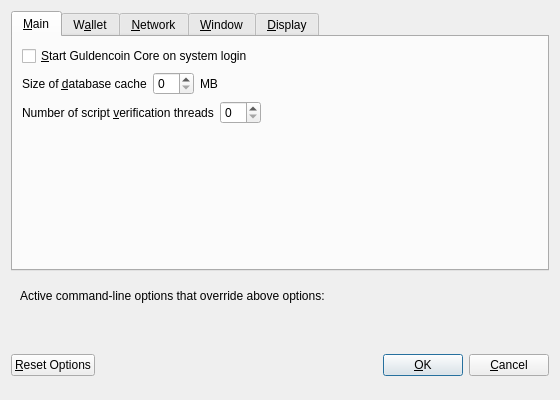
This is src/qt/forms/optionsdialog.ui in muntorg/munt-official as Qt 5 draws it before an edit. The edited form follows.
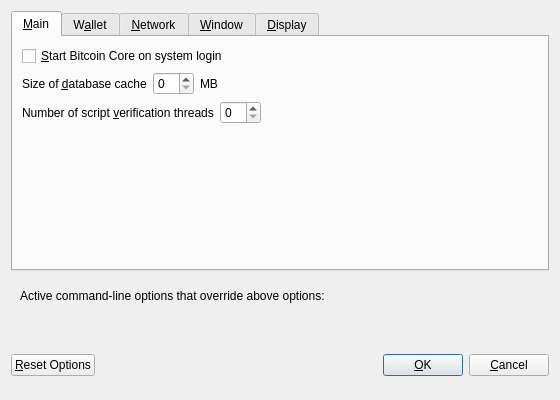
This is the edited form. Custom widgets are drawn as their Qt base class.

Commit message:
New translation system.
Switch to a smarter way of making use of upstream translations, that will result in far less conflicts when tracking upstream.. Should do most of the work for #24

What changed in the file:
```diff
--- a/src/qt/forms/optionsdialog.ui
+++ b/src/qt/forms/optionsdialog.ui
@@ -33,7 +33,7 @@
           <string>Automatically start Guldencoin Core after logging in to the system.</string>
          </property>
          <property name="text">
-          <string>&amp;Start Guldencoin Core on system login</string>
+          <string>&amp;Start Bitcoin Core on system login</string>
          </property>
         </widget>
        </item>
```
Left out of the diff: 8 changed lines with no effect on the pictures. The commit also changes 93 other files.
